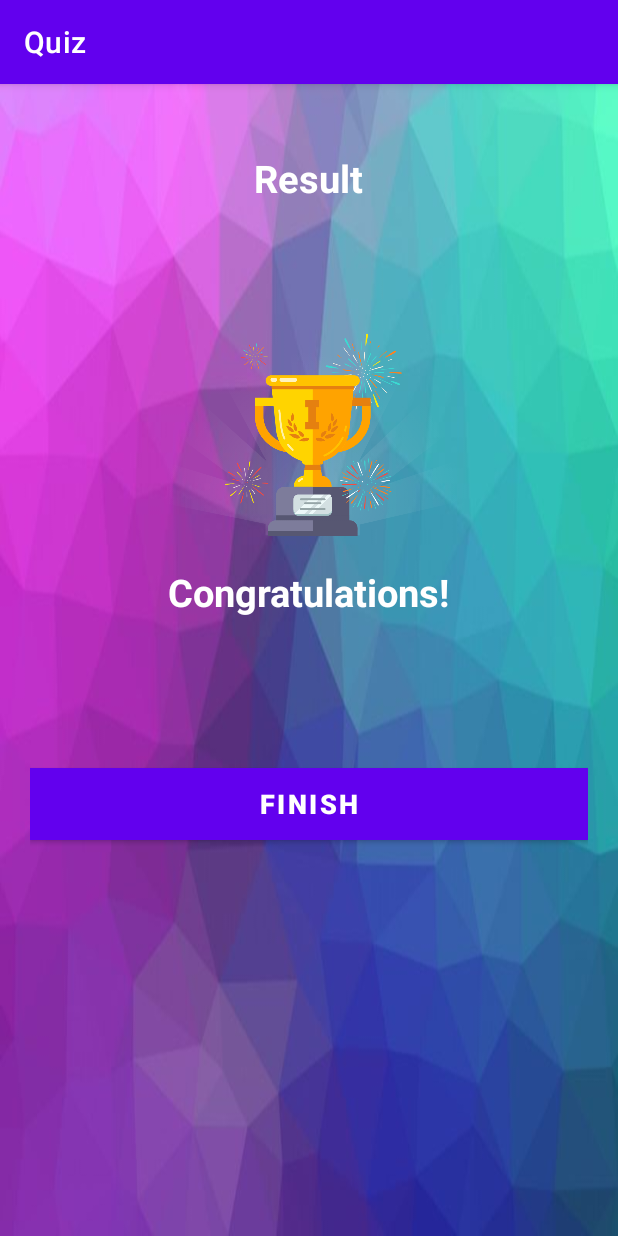
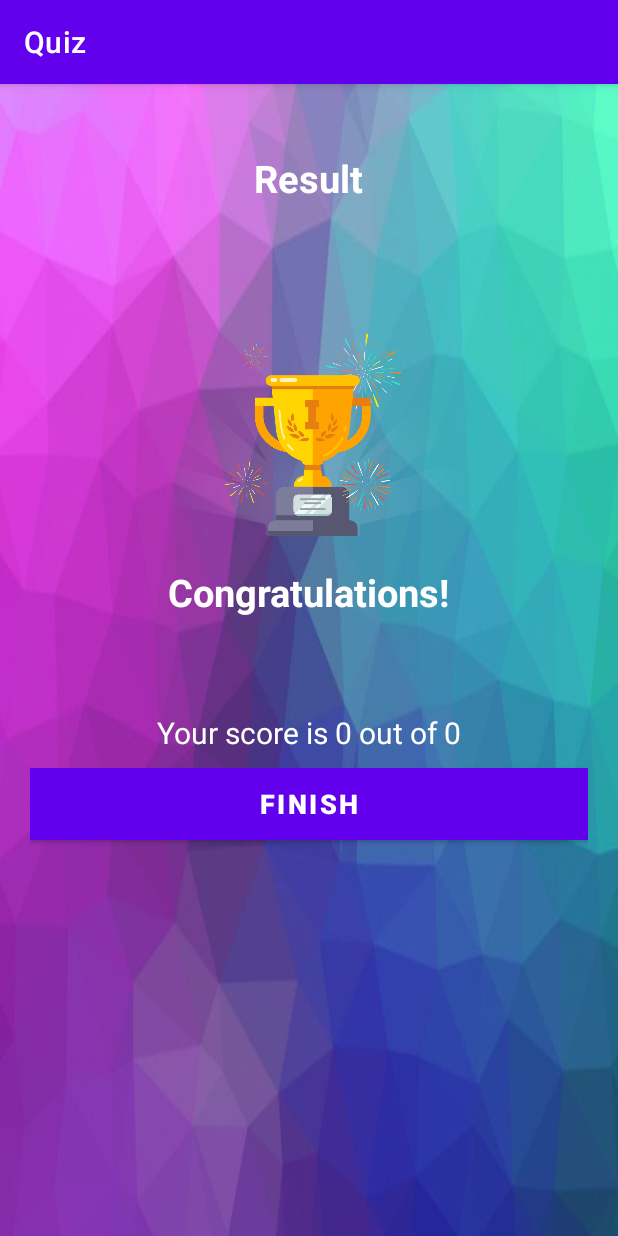
Before and after one commit to PeterMada/AK7MT-FunWithFlags, an Android app: the ResultActivity screen opened directly, with no data from a screen before it, on a phone screen of 412 x 824 dp. Run offline under Robolectric (Android 15) with nearby library versions, the phone set to English and light mode, and no system bars.

Commit message:
Result activity functionality

```diff
--- a/app/src/main/java/com/example/android/quiz/Constants.kt
+++ b/app/src/main/java/com/example/android/quiz/Constants.kt
@@ -1,6 +1,9 @@
 package com.example.android.quiz
 
 object Constants {
+    const val USER_NAME: String = "user_name"
+    const val TOTAL_QUESTIONS: String = "total_questions"
+    const val CORRECT_ANSWERS: String = "correct_answers"
 
     fun getQuestions(): ArrayList<Question> {
         val questionList = ArrayList<Question>()
--- a/app/src/main/java/com/example/android/quiz/MainActivity.kt
+++ b/app/src/main/java/com/example/android/quiz/MainActivity.kt
@@ -21,6 +21,7 @@ class MainActivity : AppCompatActivity() {
                 Toast.makeText(this, "Please enter your name", Toast.LENGTH_SHORT).show()
             } else {
                 val intent = Intent(this, QuestionActivity::class.java)
+                intent.putExtra(Constants.USER_NAME, inputText.text.toString())
                 startActivity(intent)
                 finish()
             }
--- a/app/src/main/java/com/example/android/quiz/ResultActivity.kt
+++ b/app/src/main/java/com/example/android/quiz/ResultActivity.kt
@@ -1,11 +1,29 @@
 package com.example.android.quiz
 
+import android.content.Intent
 import androidx.appcompat.app.AppCompatActivity
 import android.os.Bundle
+import android.widget.Button
+import android.widget.TextView
 
 class ResultActivity : AppCompatActivity() {
     override fun onCreate(savedInstanceState: Bundle?) {
         super.onCreate(savedInstanceState)
         setContentView(R.layout.activity_result)
+
+        val usernameEl = findViewById<TextView>(R.id.result_name)
+        val resultScoreEl = findViewById<TextView>(R.id.result_score)
+        val finishBtn = findViewById<Button>(R.id.result_finish)
+
+        val userName = intent.getStringExtra(Constants.USER_NAME)
+        val totalQuestions = intent.getIntExtra(Constants.TOTAL_QUESTIONS, 0)
+        val correctAnswers = intent.getIntExtra(Constants.CORRECT_ANSWERS, 0)
+        usernameEl.text = userName
+        resultScoreEl.text = "Your score is $correctAnswers out of $totalQuestions"
+
+
+        finishBtn.setOnClickListener {
+            startActivity(Intent(this, MainActivity::class.java))
+        }
     }
 }
```
Also changed, not shown: app/src/main/java/com/example/android/quiz/QuestionActivity.kt (+9 -1 lines).
